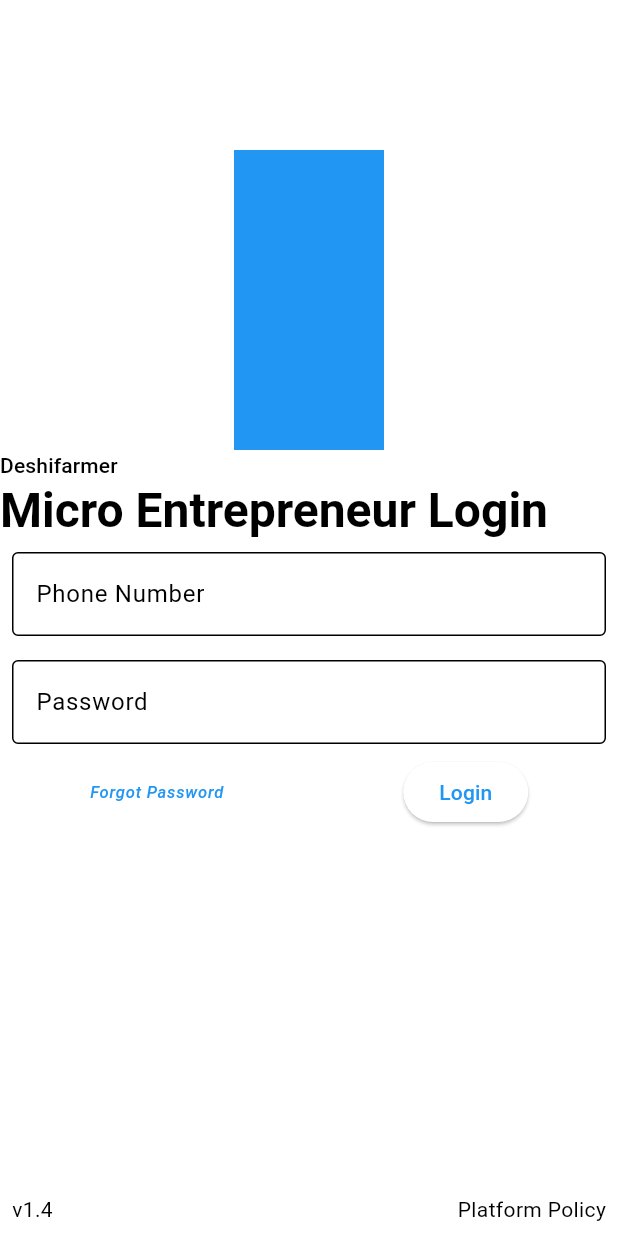
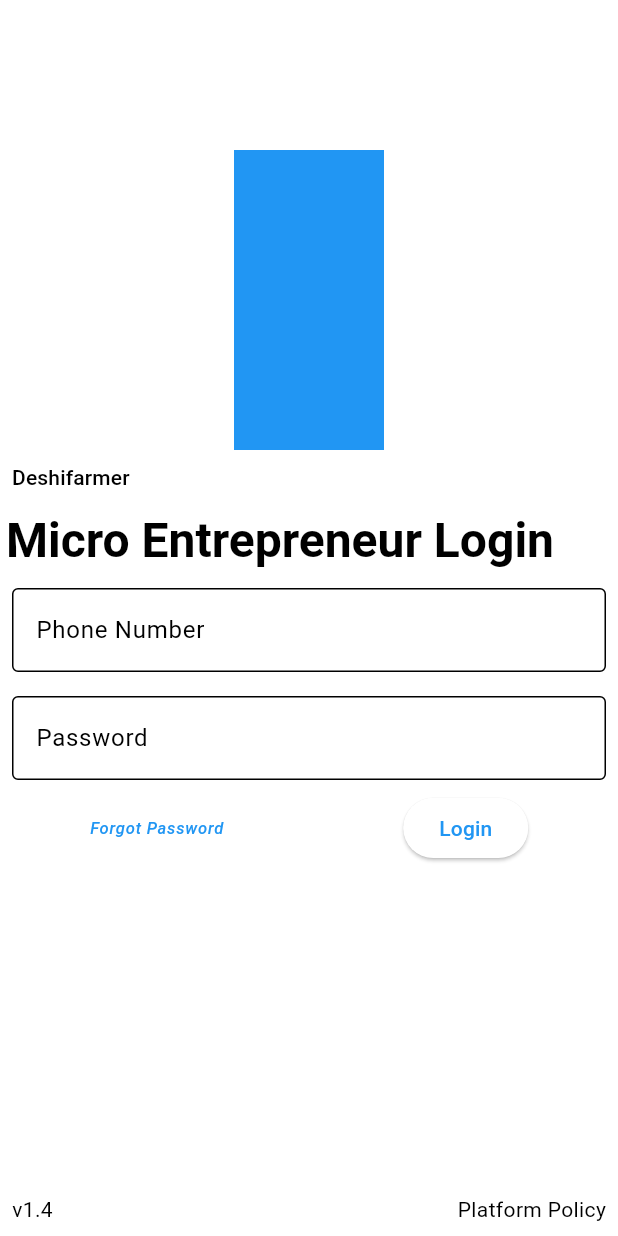
Before and after one commit to Deshifarmer/micro-entreprenure_app, a Flutter app: the screen it shows after launch, on a phone screen of 412 x 824 dp. Run offline on Flutter 3.47's test engine with Material 2 defaults, Android fonts, the phone set to English and light mode, and no system bars; our stand-ins replace animated_bottom_navigation_bar, bloc, carousel_slider, equatable, flutter_animate, flutter_bloc and 3 more; generated files the repository leaves out were written again.

Commit message:
adding padding to texts

```diff
--- a/lib/presentation/pages/login/widgets/login_body.dart
+++ b/lib/presentation/pages/login/widgets/login_body.dart
@@ -56,17 +56,23 @@ class LoginBody extends StatelessWidget {
               ),
             ),
             // Company Name
-            Text(
+            Padding(
+              padding: const EdgeInsets.all(8.0),
+              child: Text(
                 LoginPageParams.companyName,
                 style: theme.textTheme.titleSmall,
                 textAlign: TextAlign.start,
               ),
+            ),
             // a Title
-            Text(
+            Padding(
+              padding: const EdgeInsets.all(4.0),
+              child: Text(
                 LoginPageParams.title,
                 style: theme.textTheme.headlineLarge!.copyWith(
                   fontWeight: FontWeight.bold,
                   color: Colors.black,
+                ),
               ),
             ),
             // a form field for mail
```
Lines whose indentation alone changed are shown as unchanged.
